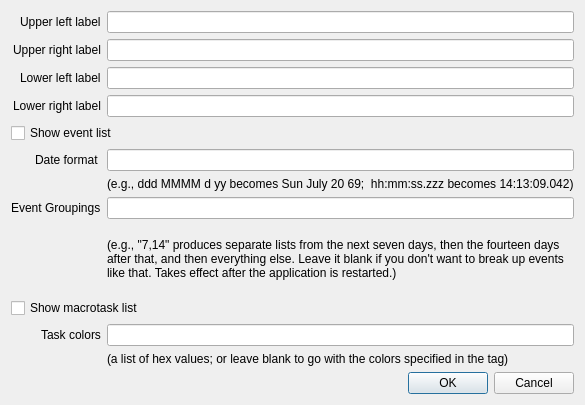
Before: the Qt Designer form preferencesdialog.ui in adamb924/TaskManager, drawn with Qt 5.
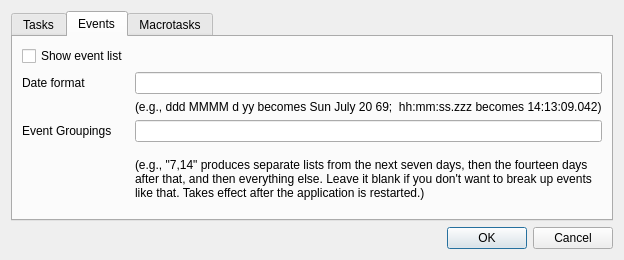
After: the same form once the commit is applied. The open tabs and pages were chosen to show the change.

Commit message: Put preferences into tabs

Diff of the .ui file:
```diff
--- a/preferencesdialog.ui
+++ b/preferencesdialog.ui
@@ -6,8 +6,8 @@
    <rect>
     <x>0</x>
     <y>0</y>
-    <width>563</width>
-    <height>405</height>
+    <width>601</width>
+    <height>260</height>
    </rect>
   </property>
   <property name="windowTitle">
@@ -15,88 +15,93 @@
   </property>
   <layout class="QVBoxLayout" name="verticalLayout">
    <item>
-    <layout class="QFormLayout" name="formLayout">
-     <property name="fieldGrowthPolicy">
-      <enum>QFormLayout::FieldGrowthPolicy::AllNonFixedFieldsGrow</enum>
+    <widget class="QTabWidget" name="tabWidget">
+     <property name="currentIndex">
+      <number>0</number>
      </property>
-     <property name="labelAlignment">
-      <set>Qt::AlignmentFlag::AlignRight|Qt::AlignmentFlag::AlignTrailing|Qt::AlignmentFlag::AlignVCenter</set>
-     </property>
-     <item row="1" column="0">
+     <widget class="QWidget" name="tab">
+      <attribute name="title">
+       <string>Tasks</string>
+      </attribute>
+      <layout class="QVBoxLayout" name="verticalLayout_2">
+       <item>
+        <layout class="QFormLayout" name="formLayout_2">
+         <item row="0" column="0">
       <widget class="QLabel" name="upperLeftLabelLabel">
        <property name="text">
         <string>Upper left label</string>
        </property>
       </widget>
      </item>
-     <item row="1" column="1">
-      <widget class="QLineEdit" name="ul"/>
-     </item>
-     <item row="2" column="0">
+         <item row="1" column="0">
       <widget class="QLabel" name="upperRightLabelLabel">
        <property name="text">
         <string>Upper right label</string>
        </property>
       </widget>
      </item>
-     <item row="2" column="1">
-      <widget class="QLineEdit" name="ur"/>
-     </item>
-     <item row="3" column="0">
+         <item row="2" column="0">
       <widget class="QLabel" name="lowerLeftLabelLabel">
        <property name="text">
         <string>Lower left label</string>
        </property>
       </widget>
      </item>
-     <item row="3" column="1">
-      <widget class="QLineEdit" name="ll"/>
-     </item>
-     <item row="4" column="0">
+         <item row="3" column="0">
       <widget class="QLabel" name="lowerRightLabelLabel">
        <property name="text">
         <string>Lower right label</string>
        </property>
       </widget>
      </item>
-     <item row="4" column="1">
+         <item row="0" column="1">
+          <widget class="QLineEdit" name="ul"/>
+         </item>
+         <item row="1" column="1">
+          <widget class="QLineEdit" name="ur"/>
+         </item>
+         <item row="2" column="1">
+          <widget class="QLineEdit" name="ll"/>
+         </item>
+         <item row="3" column="1">
       <widget class="QLineEdit" name="lr"/>
      </item>
-     <item row="6" column="0">
+        </layout>
+       </item>
+      </layout>
+     </widget>
+     <widget class="QWidget" name="tab_2">
+      <attribute name="title">
+       <string>Events</string>
+      </attribute>
+      <layout class="QVBoxLayout" name="verticalLayout_3">
+       <item>
+        <layout class="QFormLayout" name="formLayout_3">
+         <item row="0" column="0">
+          <widget class="QCheckBox" name="showEventsCheckBox">
+           <property name="text">
+            <string>Show event list</string>
+           </property>
+          </widget>
+         </item>
+         <item row="1" column="0">
       <widget class="QLabel" name="dateFormatEGDddMMMMDYyBecomesSunJuly2069Label">
        <property name="text">
         <string>Date format </string>
        </property>
       </widget>
      </item>
-     <item row="6" column="1">
+         <item row="1" column="1">
       <widget class="QLineEdit" name="date"/>
      </item>
-     <item row="7" column="0">
-      <widget class="QLabel" name="label_2">
-       <property name="text">
-        <string/>
-       </property>
-      </widget>
-     </item>
-     <item row="7" column="1">
+         <item row="2" column="1">
       <widget class="QLabel" name="label">
        <property name="text">
         <string>(e.g., ddd MMMM d yy becomes Sun July 20 69;  hh:mm:ss.zzz becomes 14:13:09.042)</string>
        </property>
       </widget>
      </item>
-     <item row="10" column="0">
-      <widget class="QLabel" name="label_3">
-       <property name="text">
-        <string>Event Groupings</string>
-       </property>
-      </widget>
-     </item>
-     <item row="10" column="1">
-      <widget class="QLineEdit" name="eventGroupingsEdit"/>
-     </item>
-     <item row="11" column="1">
+         <item row="4" column="1">
       <widget class="QLabel" name="label_4">
        <property name="text">
         <string>(e.g., &quot;7,14&quot; produces separate lists from the next seven days, then the fourteen days after that, and then everything else. Leave it blank if you don't want to break up events like that. Takes effect after the application is restarted.)</string>
@@ -106,31 +111,61 @@
        </property>
       </widget>
      </item>
-     <item row="5" column="0" colspan="2">
-      <widget class="QCheckBox" name="showEventsCheckBox">
+         <item row="3" column="1">
+          <widget class="QLineEdit" name="eventGroupingsEdit"/>
+         </item>
+         <item row="3" column="0">
+          <widget class="QLabel" name="label_3">
        <property name="text">
-        <string>Show event list</string>
+            <string>Event Groupings</string>
        </property>
       </widget>
      </item>
-     <item row="12" column="0" colspan="2">
+        </layout>
+       </item>
+       <item>
+        <spacer name="verticalSpacer_2">
+         <property name="orientation">
+          <enum>Qt::Orientation::Vertical</enum>
+         </property>
+         <property name="sizeHint" stdset="0">
+          <size>
+           <width>20</width>
+           <height>40</height>
+          </size>
+         </property>
+        </spacer>
+       </item>
+      </layout>
+     </widget>
+     <widget class="QWidget" name="tab_3">
+      <attribute name="title">
+       <string>Macrotasks</string>
+      </attribute>
+      <layout class="QVBoxLayout" name="verticalLayout_4">
+       <item>
+        <layout class="QFormLayout" name="formLayout_4">
+         <property name="fieldGrowthPolicy">
+          <enum>QFormLayout::FieldGrowthPolicy::AllNonFixedFieldsGrow</enum>
+         </property>
+         <item row="0" column="0">
       <widget class="QCheckBox" name="showMacrotasksCheckBox">
        <property name="text">
         <string>Show macrotask list</string>
        </property>
       </widget>
      </item>
-     <item row="13" column="0">
+         <item row="1" column="0">
       <widget class="QLabel" name="label_5">
        <property name="text">
         <string>Task colors</string>
        </property>
       </widget>
      </item>
-     <item row="13" column="1">
+         <item row="1" column="1">
       <widget class="QLineEdit" name="taskColorsEdit"/>
      </item>
-     <item row="14" column="1">
+         <item row="2" column="1">
       <widget class="QLabel" name="label_6">
        <property name="text">
         <string>(a list of hex values; or leave blank to go with the colors specified in the tag)</string>
@@ -138,6 +173,23 @@
       </widget>
      </item>
     </layout>
+       </item>
+       <item>
+        <spacer name="verticalSpacer">
+         <property name="orientation">
+          <enum>Qt::Orientation::Vertical</enum>
+         </property>
+         <property name="sizeHint" stdset="0">
+          <size>
+           <width>20</width>
+           <height>40</height>
+          </size>
+         </property>
+        </spacer>
+       </item>
+      </layout>
+     </widget>
+    </widget>
    </item>
    <item>
     <widget class="QDialogButtonBox" name="buttonBox">
```
Lines whose indentation alone changed are shown as unchanged.
